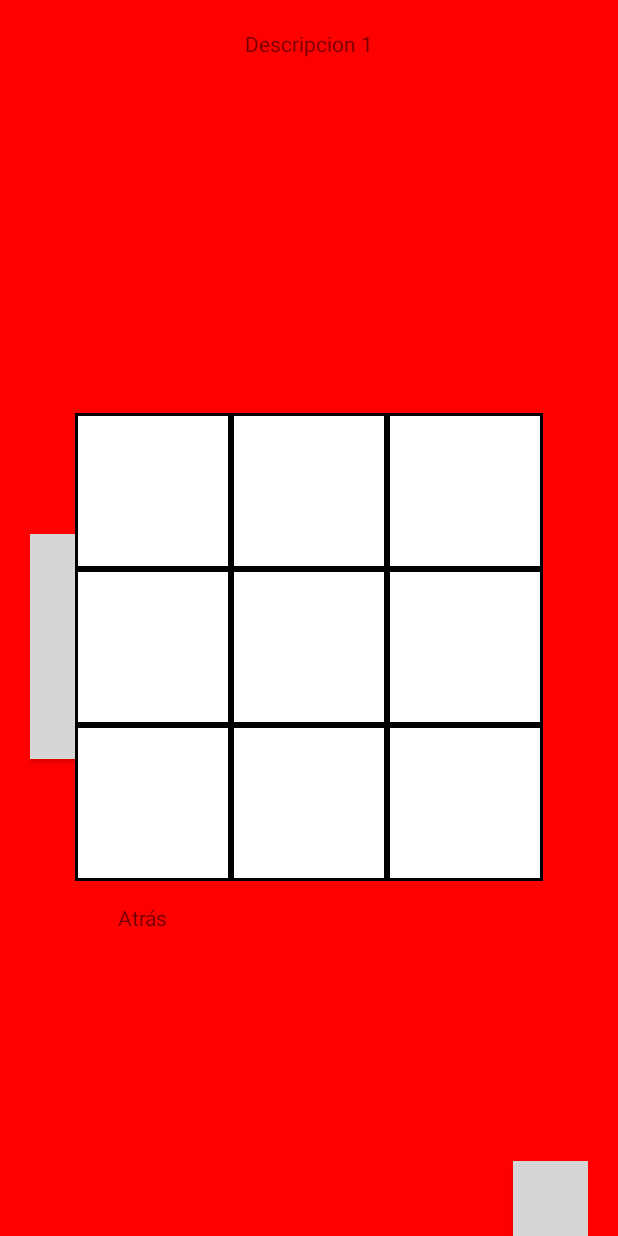
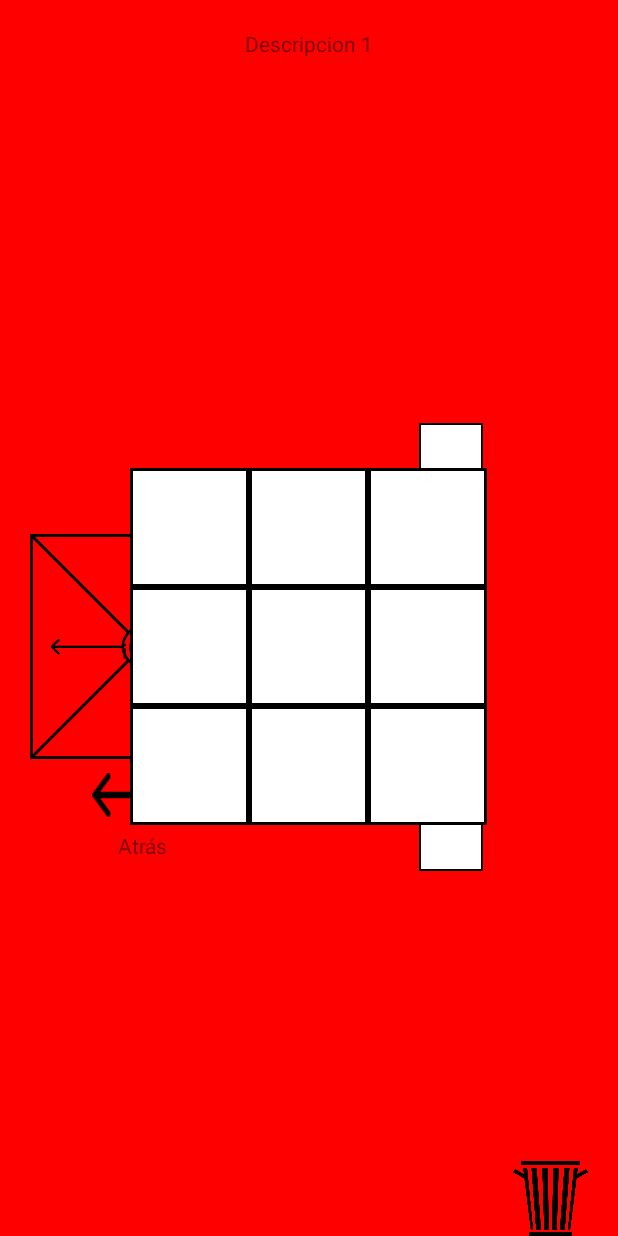
Before and after one commit to marcojonudo/ZowiApp, an Android app: the GameParameters screen opened directly, with no data from a screen before it, on a phone screen of 412 x 824 dp. Run offline under Robolectric (Android 15) with nearby library versions, the light colour scheme and no system bars; 2 statements that could not run were skipped; grey boxes are pictures that could not be loaded.

Commit message:
Added files in order to generate correctly the grid layout

```diff
--- a/app/src/main/res/values/dimens.xml
+++ b/app/src/main/res/values/dimens.xml
@@ -4,6 +4,8 @@
     <dimen name="activity_vertical_margin">16dp</dimen>
     <dimen name="fab_margin">16dp</dimen>
 
-    <dimen name="cell_side">100dp</dimen>
+    <dimen name="cell_side">75dp</dimen>
     <dimen name="cell_margin">2dp</dimen>
+    <dimen name="movement_cell_side">40dp</dimen>
+    <dimen name="movement_cell_margin">1dp</dimen>
 </resources>
```
Also changed, not shown: app/src/main/res/drawable/back_arrow.png (added), app/src/main/res/drawable/controls.png (added), app/src/main/res/drawable/paper_bin.png (added).
